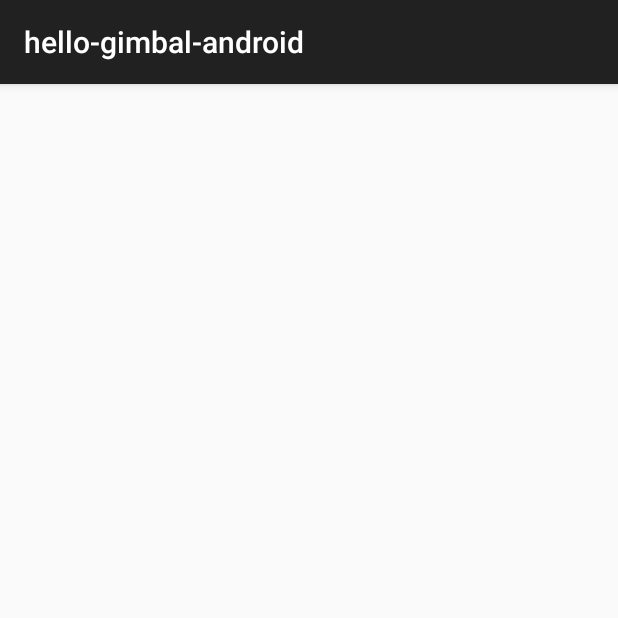
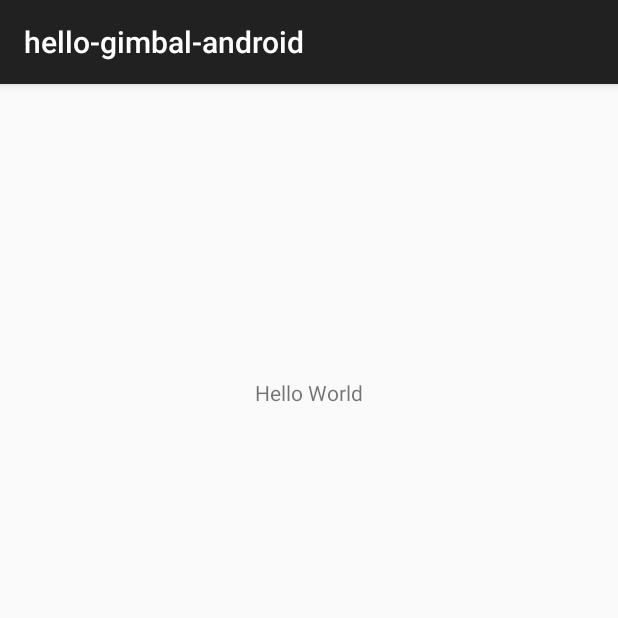
Before and after one commit to Quymbee/Link, an Android app: the screen it shows after launch (MainActivity), on a phone screen of 412 x 824 dp, the top half of it. Run offline under Robolectric (Android 15) with nearby library versions, the phone set to English and light mode, and no system bars; libraries missing offline, so code that uses them is left out: com.gimbal.android; 1 statement that could not run was skipped.

Commit message:
gimbal stuff

```diff
--- a/hello-gimbal-world/app/src/main/AndroidManifest.xml
+++ b/hello-gimbal-world/app/src/main/AndroidManifest.xml
@@ -51,8 +51,8 @@
         </receiver>
 
         <activity
-            android:name=".BeaconPage"
-            android:label="@string/title_activity_beacon_page"></activity>
+            android:name=".Beaconn"
+            android:label="@string/title_activity_beaconn"></activity>
     </application>
 
 </manifest>
--- a/hello-gimbal-world/app/src/main/java/com/gimbal/hello_gimbal_android/MainActivity.java
+++ b/hello-gimbal-world/app/src/main/java/com/gimbal/hello_gimbal_android/MainActivity.java
@@ -7,25 +7,50 @@ import android.content.IntentFilter;
 import android.os.Bundle;
 import android.support.v7.app.ActionBarActivity;
 import android.widget.ListView;
+import android.widget.TextView;
+import com.gimbal.android.PlaceEventListener;
+import com.gimbal.android.Place;
+import com.gimbal.android.PlaceManager;
+import com.gimbal.android.Visit;
 
+import android.app.Fragment;
+import android.app.Activity;
+import android.content.SharedPreferences;
 
 public class MainActivity extends ActionBarActivity {
     private GimbalEventReceiver gimbalEventReceiver;
     private GimbalEventListAdapter adapter;
+    public TextView txtview;
+
 
     @Override
     protected void onCreate(Bundle savedInstanceState) {
         super.onCreate(savedInstanceState);
         setContentView(R.layout.activity_main);
+        Intent intent = new Intent(this, AppService.class);
 
         startService(new Intent(this, AppService.class));
 
 
         adapter = new GimbalEventListAdapter(this);
 
+        /*
         ListView listView = (ListView) findViewById(R.id.listview);
         listView.setAdapter(adapter);
+        */
+        txtview = (TextView) findViewById(R.id.textView02);
+
+        SharedPreferences msettings = this.getSharedPreferences("settings", Context.MODE_PRIVATE);
+
+        txtview.setText(msettings);
+
+        //txtview.setText(intent.getAction(AppService.setupGimbalPlaceManager().onVisitStart().getPlace().getName());
+
+
+
     }
+
+
     @Override
     protected void onNewIntent(Intent intent) {
         super.onNewIntent(intent);
--- a/hello-gimbal-world/app/src/main/res/layout/activity_main.xml
+++ b/hello-gimbal-world/app/src/main/res/layout/activity_main.xml
@@ -5,12 +5,16 @@
     android:paddingTop="@dimen/activity_vertical_margin"
     android:paddingBottom="@dimen/activity_vertical_margin" tools:context=".MainActivity">
 
-    <ListView
-        android:layout_width="fill_parent"
-        android:layout_height="fill_parent"
-        android:id="@+id/listview"
-        android:layout_centerVertical="true"
-        android:layout_alignParentStart="true" />
+    <TextView
+        android:id="@+id/textView02"
+        android:layout_width="wrap_content"
+        android:layout_height="wrap_content"
+        android:layout_alignParentTop="true"
+        android:layout_centerHorizontal="true"
+        android:layout_marginTop="180dp"
+        android:text="Hello World"
+        tools:layout_editor_absoluteX="163dp"
+        tools:layout_editor_absoluteY="249dp" />
 
 
 </RelativeLayout>
--- a/hello-gimbal-world/app/src/main/res/values/dimens.xml
+++ b/hello-gimbal-world/app/src/main/res/values/dimens.xml
@@ -2,4 +2,5 @@
     <!-- Default screen margins, per the Android Design guidelines. -->
     <dimen name="activity_horizontal_margin">16dp</dimen>
     <dimen name="activity_vertical_margin">16dp</dimen>
+    <dimen name="fab_margin">16dp</dimen>
 </resources>
--- a/hello-gimbal-world/app/src/main/res/values/strings.xml
+++ b/hello-gimbal-world/app/src/main/res/values/strings.xml
@@ -7,4 +7,6 @@
     <string name="title_home">Home</string>
     <string name="title_dashboard">Dashboard</string>
     <string name="title_notifications">Notifications</string>
+    <string name="title_activity_beacon">Beacon</string>
+    <string name="title_activity_beaconn">Beaconn</string>
 </resources>
--- a/hello-gimbal-world/app/src/main/res/values/styles.xml
+++ b/hello-gimbal-world/app/src/main/res/values/styles.xml
@@ -1,8 +1,10 @@
 <resources>
 
     <!-- Base application theme. -->
-    <style name="AppTheme" parent="Theme.AppCompat.Light.DarkActionBar">
+    <style name="AppTheme" parent="Base.Theme.AppCompat.Light.DarkActionBar">
         <!-- Customize your theme here. -->
     </style>
 
+
+
 </resources>
```
Also changed, not shown: hello-gimbal-world/app/build.gradle (+10 -6 lines), hello-gimbal-world/app/src/main/java/com/gimbal/hello_gimbal_android/AppService.java (+18 -1 lines), hello-gimbal-world/app/src/main/java/com/gimbal/hello_gimbal_android/BeaconPage.java (deleted, +0 -44 lines), hello-gimbal-world/app/src/main/java/com/gimbal/hello_gimbal_android/Beaconn.java (added, +19 -0 lines), hello-gimbal-world/app/src/main/res/layout/activity_beacon_page.xml (deleted, +0 -33 lines), hello-gimbal-world/app/src/main/res/layout/activity_beaconn.xml (added, +16 -0 lines).
